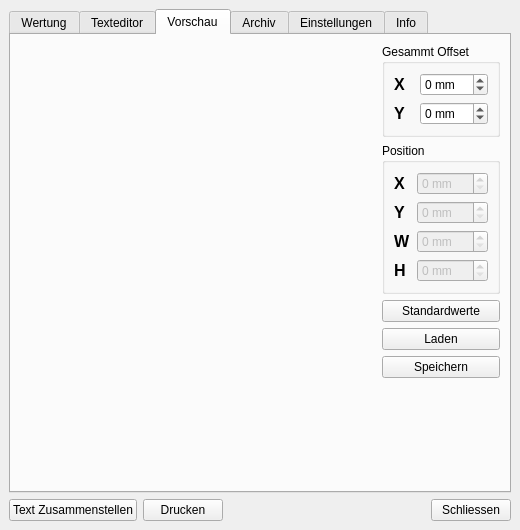
The window that mainwindow.ui (str4el/grading) describes before a commit, drawn with Qt 5.
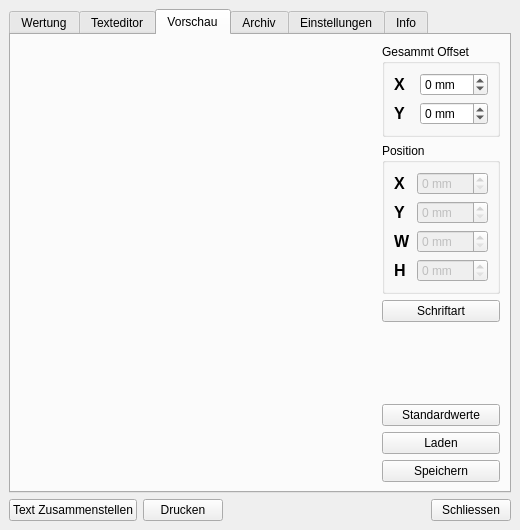
The same window after the commit. The open tabs and pages were chosen to show the change. Custom widgets are drawn as their Qt base class.

Commit message: Einstellen und Speichern der Schriftart möglich

```diff
--- a/mainwindow.ui
+++ b/mainwindow.ui
@@ -1182,23 +1182,9 @@
            </widget>
           </item>
           <item>
-           <widget class="QPushButton" name="layoutDefaultsButton">
+           <widget class="QPushButton" name="layoutFontButton">
             <property name="text">
-             <string>Standardwerte</string>
-            </property>
-           </widget>
-          </item>
-          <item>
-           <widget class="QPushButton" name="layoutLoadButton">
-            <property name="text">
-             <string>Laden</string>
-            </property>
-           </widget>
-          </item>
-          <item>
-           <widget class="QPushButton" name="layoutSaveButton">
-            <property name="text">
-             <string>Speichern</string>
+             <string>Schriftart</string>
             </property>
            </widget>
           </item>
@@ -1215,6 +1201,27 @@
             </property>
            </spacer>
           </item>
+          <item>
+           <widget class="QPushButton" name="layoutDefaultsButton">
+            <property name="text">
+             <string>Standardwerte</string>
+            </property>
+           </widget>
+          </item>
+          <item>
+           <widget class="QPushButton" name="layoutLoadButton">
+            <property name="text">
+             <string>Laden</string>
+            </property>
+           </widget>
+          </item>
+          <item>
+           <widget class="QPushButton" name="layoutSaveButton">
+            <property name="text">
+             <string>Speichern</string>
+            </property>
+           </widget>
+          </item>
          </layout>
         </item>
        </layout>
```
The commit also changes 6 other files.
